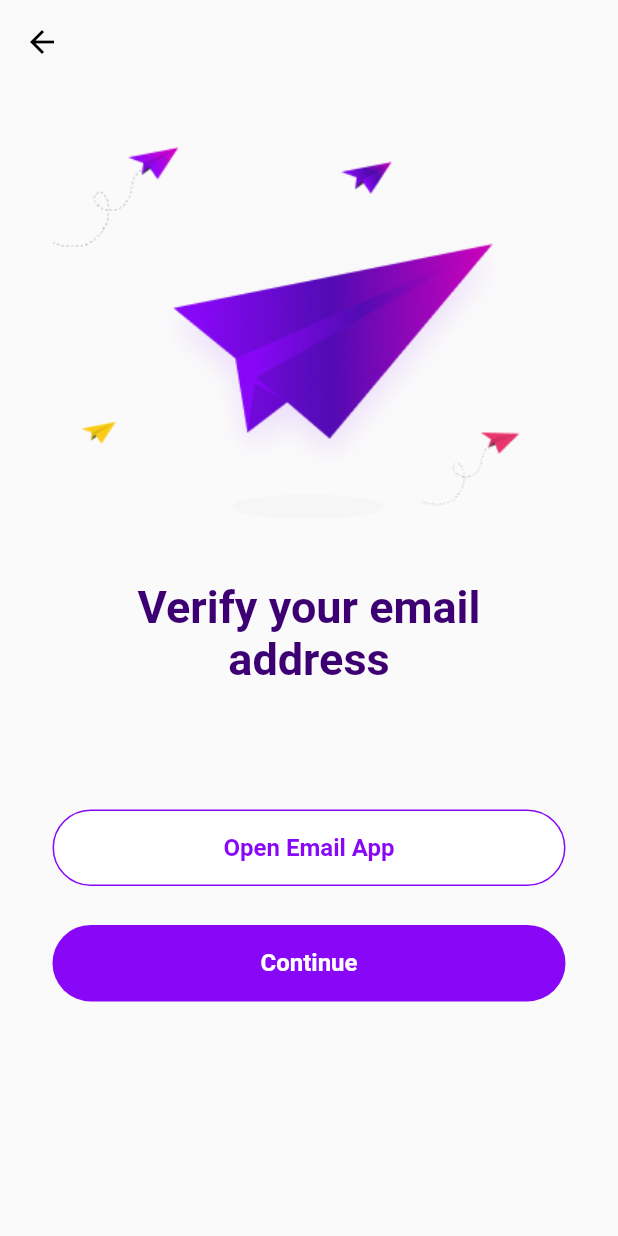
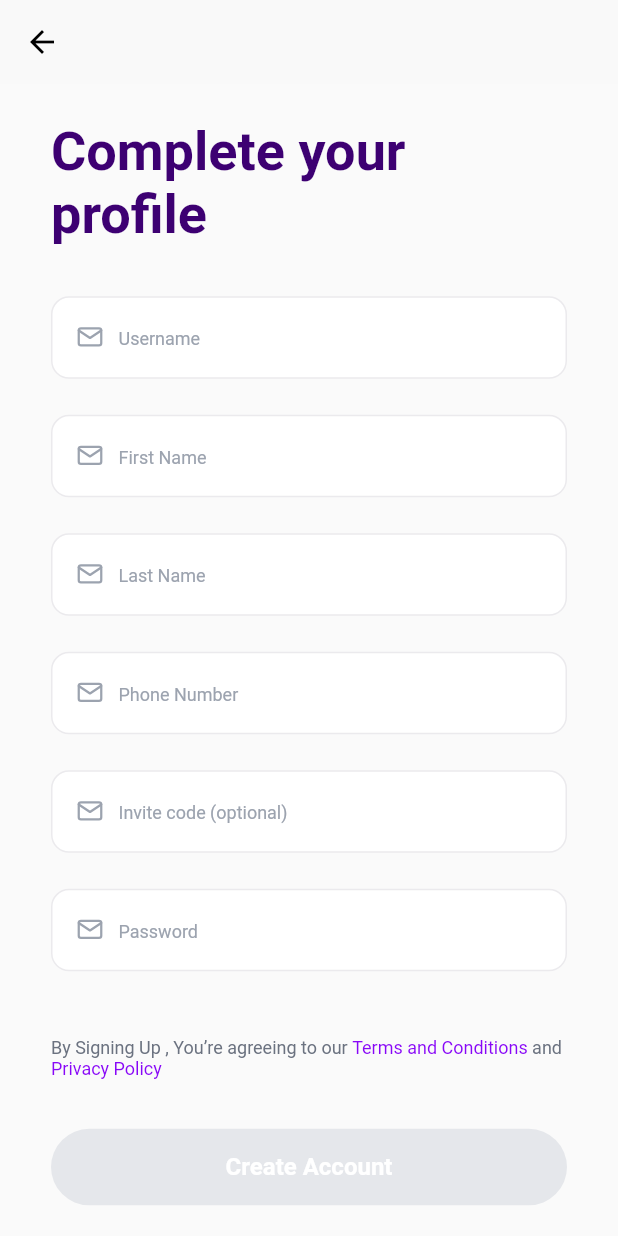
Before and after one commit to Joshuauzor/ardilla, a Flutter app: the VerifyEmail screen opened by its route, after a tap on "Continue", on a phone screen of 412 x 824 dp. Run offline on Flutter 3.47's test engine with Material 2 defaults, Android fonts, the phone set to English and light mode, and no system bars; our stand-ins replace bloc, device_preview, dio, equatable, flutter_bloc, flutter_dotenv and 8 more; accounts and stored records are empty; Roboto replaces fonts that are missing (Cabinet Grotesk); project files that could hold a hidden picture were left out.

Commit message:
feature: complete profile

```diff
--- a/lib/core/constant/navigators/route_name.dart
+++ b/lib/core/constant/navigators/route_name.dart
@@ -5,4 +5,5 @@ class RouteName {
   static const String signin = 'signin';
   static const String signUpView = 'signUpView';
   static const String verifyEmail = 'verifyEmail';
+  static const String completeProfile = 'completeProfile';
 }
--- a/lib/core/constant/navigators/router.dart
+++ b/lib/core/constant/navigators/router.dart
@@ -28,6 +28,12 @@ Route<dynamic> generateRoute(RouteSettings settings) {
       return _getPageRoute(
         routeName: settings.name!,
         viewToShow: const VerifyEmail(),
+      );
+
+    case RouteName.completeProfile:
+      return _getPageRoute(
+        routeName: settings.name!,
+        viewToShow: const CompleteProfileView(),
       );
 
     // case RouteName.reportActivity:
--- a/lib/core/utils/custom_form_validator.dart
+++ b/lib/core/utils/custom_form_validator.dart
@@ -63,8 +63,6 @@ class CustomFormValidation {
   }
 
   static String errorMessage(String? text, String message, [String? type]) {
-    // var text = text ? '' : message;
-    // return text;
     if (text == null) {
       return '';
     } else if (text.isEmpty) {
@@ -75,9 +73,6 @@ class CustomFormValidation {
   }
 
   static String errorMessageUrl(String? text, String message, [String? type]) {
-    // var text = text ? '' : message;
-    // return text;
-
     if (text == null) {
       return '';
     } else if (text.isEmpty) {
@@ -97,29 +92,13 @@ class CustomFormValidation {
     String message, [
     String? type,
   ]) {
-    // var text = text ? '' : message;
-    // return text;
-    // final hasUpperCase = RegExp('(?:[A-Z])');
-    // final hasLowerCase = RegExp('(?:[a-z])');
-    // final hasSymbols = RegExp(r"[!@#$%^&*(),\|+=;.?':{}|<>]");
-    // final hasANumber = RegExp('(?=.*?[0-9])');
     if (text == null) {
       return '';
     } else if (text.isEmpty) {
       return message;
     } else if (text.length <= 5) {
       return 'Password must have 5 or more characters';
-    }
-    //  else if (!hasANumber.hasMatch(text)) {
-    //   return 'Password must have at least a number';
-    // } else if (!hasLowerCase.hasMatch(text)) {
-    //   return 'Password must have at a lower character';
-    // } else if (!hasSymbols.hasMatch(text)) {
-    //   return 'Password must have at a special character';
-    // } else if (!hasUpperCase.hasMatch(text)) {
-    //   return 'Password must have at a upper character';
-    // }
-    else {
+    } else {
       return '';
     }
   }
@@ -130,12 +109,6 @@ class CustomFormValidation {
     String password, [
     String? type,
   ]) {
-    // final hasUpperCase = RegExp('(?:[A-Z])');
-    // final hasLowerCase = RegExp('(?:[a-z])');
-    // final hasSymbols = RegExp(r"[!@#$%^&*(),\|+=;.?':{}|<>]");
-    // final hasANumber = RegExp('(?=.*?[0-9])');
-    // var text = text ? '' : message;
-    // return text;
     if (text == null) {
       return '';
     } else if (text.isEmpty) {
@@ -144,17 +117,7 @@ class CustomFormValidation {
       return 'Password must have 5 or more characters';
     } else if (text != password) {
       return 'Confirmation password must match password';
-    }
-    // else if (!hasANumber.hasMatch(text)) {
-    //   return 'Password must have at least a number';
-    // } else if (!hasLowerCase.hasMatch(text)) {
-    //   return 'Password must have at a lower character';
-    // } else if (!hasSymbols.hasMatch(text)) {
-    //   return 'Password must have at a special character';
-    // } else if (!hasUpperCase.hasMatch(text)) {
-    //   return 'Password must have at a upper character';
-    // }
-    else {
+    } else {
       return '';
     }
   }
--- /dev/null
+++ b/lib/features/authentication/presentation/pages/complete_profile.dart
@@ -0,0 +1,355 @@
+import 'dart:async';
+
+import 'package:ardilla/app/app.dart';
+import 'package:ardilla/core/core.dart';
+import 'package:ardilla/features/features.dart';
+import 'package:flutter/material.dart';
+import 'package:flutter_svg/flutter_svg.dart';
+import 'package:gap/gap.dart';
+
+class CompleteProfileView extends StatefulWidget {
+  const CompleteProfileView({super.key});
+
+  @override
+  State<CompleteProfileView> createState() => _CompleteProfileViewState();
+}
+
+class _CompleteProfileViewState extends State<CompleteProfileView> {
+  final _userNameController = TextEditingController();
+  final _firstNameController = TextEditingController();
+  final _lastNameController = TextEditingController();
+  final _phoneController = TextEditingController();
+  final _inviteCodeController = TextEditingController();
+  final _passwordController = TextEditingController();
+
+  final _userNameFocus = FocusNode();
+  final _firstNameFocus = FocusNode();
+  final _lastNameFocus = FocusNode();
+  final _phoneFocus = FocusNode();
+  final _inviteCodeFocus = FocusNode();
+  final _passwordFocus = FocusNode();
+
+  late StreamController<String> _userNameStreamController;
+  late StreamController<String> _firstNameStreamController;
+  late StreamController<String> _lastNameStreamController;
+  late StreamController<String> _phoneStreamController;
+  late StreamController<String> _inviteCodeStreamController;
+  late StreamController<String> _passwordStreamController;
+
+  final ValueNotifier<bool> _canSubmit = ValueNotifier(false);
+
+  @override
+  void initState() {
+    _userNameStreamController = StreamController<String>.broadcast();
+    _firstNameStreamController = StreamController<String>.broadcast();
+    _lastNameStreamController = StreamController<String>.broadcast();
+    _phoneStreamController = StreamController<String>.broadcast();
+    _inviteCodeStreamController = StreamController<String>.broadcast();
+    _passwordStreamController = StreamController<String>.broadcast();
+
+    _userNameController.addListener(() {
+      _userNameStreamController.sink.add(
+        _userNameController.text.trim(),
+      );
+      validateInputs();
+    });
+
+    _firstNameController.addListener(() {
+      _firstNameStreamController.sink.add(
+        _firstNameController.text.trim(),
+      );
+      validateInputs();
+    });
+
+    _lastNameController.addListener(() {
+      _lastNameStreamController.sink.add(
+        _lastNameController.text.trim(),
+      );
+      validateInputs();
+    });
+
+    _phoneController.addListener(() {
+      _phoneStreamController.sink.add(
+        _phoneController.text.trim(),
+      );
+      validateInputs();
+    });
+
+    _inviteCodeController.addListener(() {
+      _inviteCodeStreamController.sink.add(
+        _inviteCodeController.text.trim(),
+      );
+      validateInputs();
+    });
+
+    _passwordController.addListener(() {
+      _passwordStreamController.sink.add(
+        _passwordController.text.trim(),
+      );
+      validateInputs();
+    });
+
+    super.initState();
+  }
+
+  void validateInputs() {
+    var canSumit = true;
+
+    final userNameError = CustomFormValidation.errorMessageUserName(
+      _userNameController.text.trim(),
+      'Username is required',
+    );
+
+    final firstNameError = CustomFormValidation.errorMessage(
+      _firstNameController.text.trim(),
+      'First Name is required',
+    );
+    final lastNameError = CustomFormValidation.errorMessage(
+      _lastNameController.text.trim(),
+      'Last Name is required',
+    );
+
+    final phoneError = CustomFormValidation.errorMessage(
+      _phoneController.text.trim(),
+      'Phone is required',
+    );
+
+    final passwordError = CustomFormValidation.errorMessagePassword(
+      _passwordController.text.trim(),
+      'Phone is required',
+    );
+
+    if (userNameError != '' ||
+        firstNameError != '' ||
+        lastNameError != '' ||
+        phoneError != '' ||
+        passwordError != '') {
+      canSumit = false;
+    }
+    _canSubmit.value = canSumit;
+  }
+
+  @override
+  void dispose() {
+    _userNameStreamController.close();
+    _firstNameStreamController.close();
+    _lastNameStreamController.close();
+    _phoneStreamController.close();
+    _inviteCodeStreamController.close();
+    _passwordStreamController.close();
+
+    super.dispose();
+  }
+
+  @override
+  Widget build(BuildContext context) {
+    return Scaffold(
+      appBar: const PrimaryAppBar(
+        title: '',
+      ),
+      body: SingleChildScrollView(
+        child: Padding(
+          padding: const EdgeInsets.symmetric(
+            horizontal: 34,
+          ),
+          child: Column(
+            children: [
+              const Gap(24.53),
+              HeaderText(
+                'Complete your profile',
+                color: AppColors.darkPurple,
+              ),
+              const Gap(33),
+              StreamBuilder<String>(
+                stream: _userNameStreamController.stream,
+                builder: (context, snapshot) {
+                  return InputField(
+                    prefix: Row(
+                      children: [
+                        SvgPicture.asset(AppAssets.mail),
+                        const Gap(10),
+                      ],
+                    ),
+                    controller: _userNameController,
+                    placeholder: 'Username',
+                    validationMessage:
+                        CustomFormValidation.errorMessageUserName(
+                      snapshot.data,
+                      'Username is required*',
+                    ),
+                    validationColor: CustomFormValidation.getColor(
+                      snapshot.data,
+                      _userNameFocus,
+                      CustomFormValidation.errorMessageUserName(
+                        snapshot.data,
+                        'Username is required*',
+                      ),
+                    ),
+                  );
+                },
+              ),
+              const Gap(10),
+              StreamBuilder<String>(
+                stream: _firstNameStreamController.stream,
+                builder: (context, snapshot) {
+                  return InputField(
+                    prefix: Row(
+                      children: [
+                        SvgPicture.asset(AppAssets.mail),
+                        const Gap(10),
+                      ],
+                    ),
+                    controller: _firstNameController,
+                    placeholder: 'First Name',
+                    validationMessage: CustomFormValidation.errorMessage(
+                      snapshot.data,
+                      'First Name is required*',
+                    ),
+                    validationColor: CustomFormValidation.getColor(
+                      snapshot.data,
+                      _firstNameFocus,
+                      CustomFormValidation.errorMessage(
+                        snapshot.data,
+                        'First Name is required*',
+                      ),
+                    ),
+                  );
+                },
+              ),
+              const Gap(10),
+              StreamBuilder<String>(
+                stream: _lastNameStreamController.stream,
+                builder: (context, snapshot) {
+                  return InputField(
+                    prefix: Row(
+                      children: [
+                        SvgPicture.asset(AppAssets.mail),
+                        const Gap(10),
+                      ],
+                    ),
+                    controller: _lastNameController,
+                    placeholder: 'Last Name',
+                    validationMessage: CustomFormValidation.errorMessage(
+                      snapshot.data,
+                      'Last Name is required*',
+                    ),
+                    validationColor: CustomFormValidation.getColor(
+                      snapshot.data,
+                      _lastNameFocus,
+                      CustomFormValidation.errorMessage(
+                        snapshot.data,
+                        'Last Name is required*',
+                      ),
+                    ),
+                  );
+                },
+              ),
+              const Gap(10),
+              StreamBuilder<String>(
+                stream: _phoneStreamController.stream,
+                builder: (context, snapshot) {
+                  return InputField(
+                    prefix: Row(
+                      children: [
+                        SvgPicture.asset(AppAssets.mail),
+                        const Gap(10),
+                      ],
+                    ),
+                    controller: _phoneController,
+                    placeholder: 'Phone Number',
+                    validationMessage: CustomFormValidation.errorMessage(
+                      snapshot.data,
+                      'Phone Number is required*',
+                    ),
+                    validationColor: CustomFormValidation.getColor(
+                      snapshot.data,
+                      _phoneFocus,
+                      CustomFormValidation.errorMessage(
+                        snapshot.data,
+                        'Phone Number is required*',
+                      ),
+                    ),
+                  );
+                },
+              ),
+              const Gap(10),
+              StreamBuilder<String>(
+                stream: _inviteCodeStreamController.stream,
+                builder: (context, snapshot) {
+                  return InputField(
+                    prefix: Row(
+                      children: [
+                        SvgPicture.asset(AppAssets.mail),
+                        const Gap(10),
+                      ],
+                    ),
+                    controller: _inviteCodeController,
+                    placeholder: 'Invite code (optional)',
+                    validationMessage: CustomFormValidation.errorMessage(
+                      snapshot.data,
+                      '',
+                    ),
+                    validationColor: CustomFormValidation.getColor(
+                      snapshot.data,
+                      _inviteCodeFocus,
+                      CustomFormValidation.errorMessage(
+                        snapshot.data,
+                        '',
+                      ),
+                    ),
+                  );
+                },
+              ),
+              const Gap(10),
+              StreamBuilder<String>(
+                stream: _passwordStreamController.stream,
+                builder: (context, snapshot) {
+                  return InputField(
+                    prefix: Row(
+                      children: [
+                        SvgPicture.asset(AppAssets.mail),
+                        const Gap(10),
+                      ],
+                    ),
+                    controller: _passwordController,
+                    placeholder: 'Password',
+                    validationMessage:
+                        CustomFormValidation.errorMessagePassword(
+                      snapshot.data,
+                      'Password is required*',
+                    ),
+                    validationColor: CustomFormValidation.getColor(
+                      snapshot.data,
+                      _passwordFocus,
+                      CustomFormValidation.errorMessagePassword(
+                        snapshot.data,
+                        'Password is required*',
+                      ),
+                    ),
+                  );
+                },
+              ),
+              const Gap(30),
+              const TandC(),
+              const Gap(33),
+              ValueListenableBuilder(
+                valueListenable: _canSubmit,
+                builder: (context, canSubmit, child) {
+                  return BusyButton(
+                    title: 'Create Account',
+                    deactivate: !canSubmit,
+                    onpress: () => Navigator.pushNamed(
+                      context,
+                      RouteName.verifyEmail,
+                    ),
+                  );
+                },
+              ),
+              const Gap(33),
+            ],
+          ),
+        ),
+      ),
+    );
+  }
+}
--- a/lib/features/authentication/presentation/pages/pages.dart
+++ b/lib/features/authentication/presentation/pages/pages.dart
@@ -1,2 +1,3 @@
+export 'complete_profile.dart';
 export 'sign_up.dart';
 export 'verify_email.dart';
--- a/lib/features/authentication/presentation/pages/verify_email.dart
+++ b/lib/features/authentication/presentation/pages/verify_email.dart
@@ -41,7 +41,10 @@ class _VerifyEmailState extends State<VerifyEmail> {
             const Gap(26),
             BusyButton(
               title: 'Continue',
-              onpress: () {},
+              onpress: () => Navigator.pushNamed(
+                context,
+                RouteName.completeProfile,
+              ),
             ),
           ],
         ),
--- a/lib/features/authentication/presentation/presentation.dart
+++ b/lib/features/authentication/presentation/presentation.dart
@@ -1 +1,2 @@
 export 'pages/pages.dart';
+export 'widgets/widgets.dart';
--- /dev/null
+++ b/lib/features/authentication/presentation/widgets/t_and_c.dart
@@ -0,0 +1,38 @@
+import 'package:ardilla/core/core.dart';
+import 'package:flutter/material.dart';
+
+class TandC extends StatelessWidget {
+  const TandC({
+    super.key,
+  });
+
+  @override
+  Widget build(BuildContext context) {
+    return RichText(
+      text: const TextSpan(
+        text: 'By Signing Up , You’re agreeing to our ',
+        style: TextStyle(
+          fontSize: 12,
+          fontWeight: FontWeight.w400,
+          fontFamily: AppFonts.cabinetGrotesk,
+          color: AppColors.gray,
+        ),
+        children: <TextSpan>[
+          TextSpan(
+            text: 'Terms and Conditions',
+            style: TextStyle(
+              color: AppColors.primaryColor,
+            ),
+          ),
+          TextSpan(text: ' and'),
+          TextSpan(
+            text: ' Privacy Policy',
+            style: TextStyle(
+              color: AppColors.primaryColor,
+            ),
+          ),
+        ],
+      ),
+    );
+  }
+}
--- /dev/null
+++ b/lib/features/authentication/presentation/widgets/widgets.dart
@@ -0,0 +1 @@
+export 't_and_c.dart';
```
